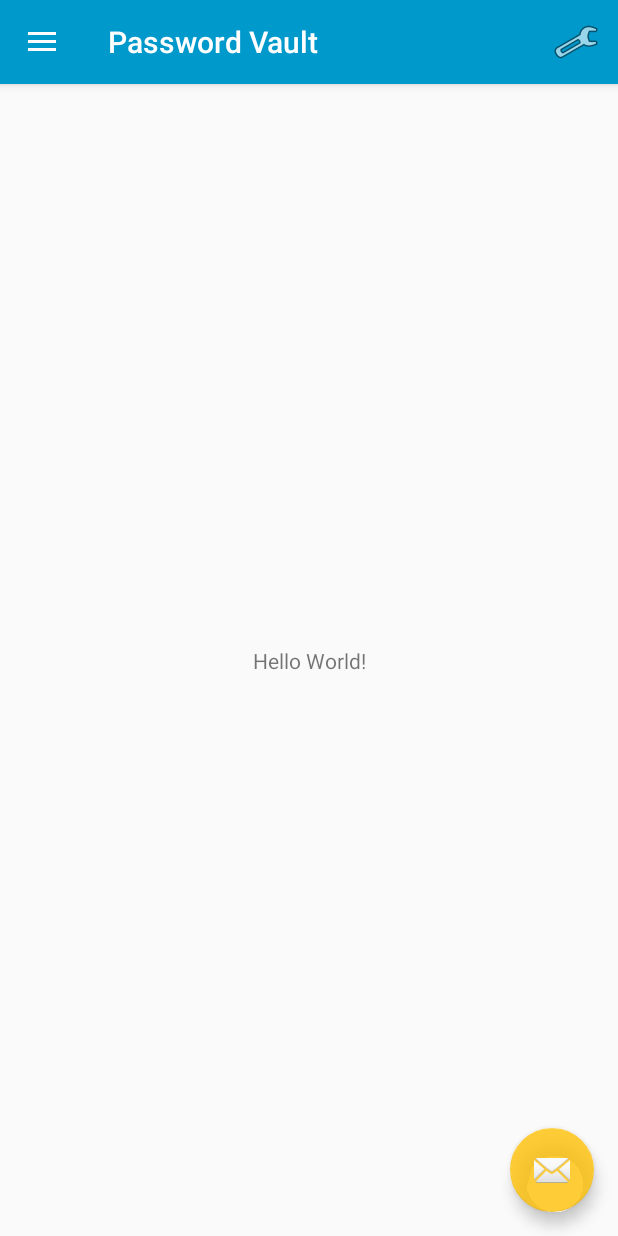
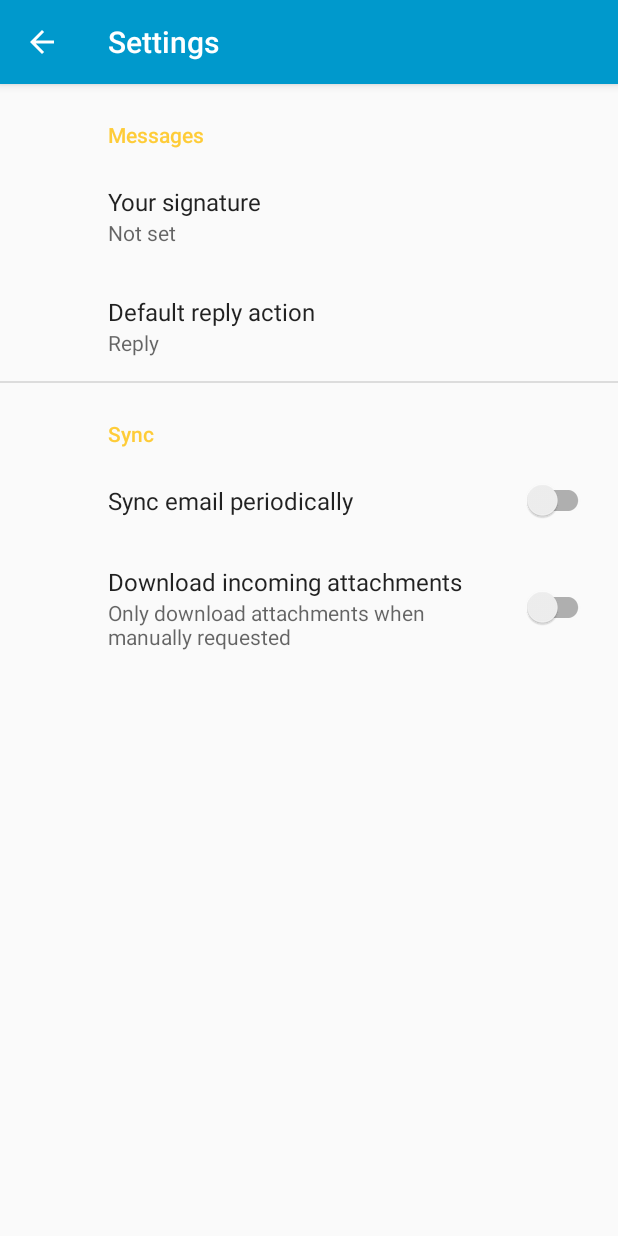
Before and after one commit to Bonlin0/PasswordShield, an Android app: the screen it shows after launch (MainActivity before the commit, SettingsActivity after it), in the side drawer, after a tap on "Settings", on a phone screen of 412 x 824 dp. Run offline under Robolectric (Android 15) with nearby library versions, the phone set to English and light mode, and no system bars; our stand-ins replace androidx.preference.

Commit message:
DrawerNav V1 Completed
抽屉功能完全实现，基本活动关系实现。还需要完成登录活动以及第一次进入时的引导。

```diff
--- a/PasswordShield_demo0/app/build.gradle
+++ b/PasswordShield_demo0/app/build.gradle
@@ -23,6 +23,7 @@
 
     implementation 'com.google.android.material:material:1.0.0'
     implementation 'androidx.constraintlayout:constraintlayout:1.1.3'
+    implementation 'androidx.preference:preference:1.1.0-alpha02'
     testImplementation 'junit:junit:4.12'
 
 }
--- a/PasswordShield_demo0/app/src/main/AndroidManifest.xml
+++ b/PasswordShield_demo0/app/src/main/AndroidManifest.xml
@@ -13,12 +13,16 @@
         android:supportsRtl="true"
         android:theme="@style/AppTheme">
         <activity
+            android:name=".SettingsActivity"
+            android:label="@string/title_activity_settings"
+            android:parentActivityName=".MainActivity"
+            >
+        </activity>
+        <activity
             android:name=".PasswordGeneratorActivity"
             android:label="@string/menu_password_generator"
             android:parentActivityName=".MainActivity"
-            android:theme="@style/AppTheme.NoActionBar">
-
-        </activity>
+            ></activity>
         <activity
             android:name=".MainActivity"
             android:label="@string/password_vault"
--- a/PasswordShield_demo0/app/src/main/java/cn/adminzero/passwordshield_demo0/MainActivity.java
+++ b/PasswordShield_demo0/app/src/main/java/cn/adminzero/passwordshield_demo0/MainActivity.java
@@ -90,8 +90,13 @@
             startActivity(passwordGeneratorIntent);
 
         } else if (id == R.id.nav_menu_settings) {
+            Intent settingsIntent = new Intent
+                    (this, SettingsActivity.class);
+            startActivity(settingsIntent);
+        } else if (id == R.id.nav_log_out) {
+            finish();
+        }
 
-        }
 
         DrawerLayout drawer = findViewById(R.id.drawer_layout_main);
         drawer.closeDrawer(GravityCompat.START);
--- /dev/null
+++ b/PasswordShield_demo0/app/src/main/java/cn/adminzero/passwordshield_demo0/SettingsActivity.java
@@ -0,0 +1,35 @@
+package cn.adminzero.passwordshield_demo0;
+
+import android.os.Bundle;
+
+import androidx.appcompat.app.ActionBar;
+import androidx.appcompat.app.AppCompatActivity;
+import androidx.appcompat.widget.Toolbar;
+import androidx.preference.PreferenceFragmentCompat;
+
+public class SettingsActivity extends AppCompatActivity {
+
+    @Override
+    protected void onCreate(Bundle savedInstanceState) {
+        super.onCreate(savedInstanceState);
+        setContentView(R.layout.settings_activity);
+        getSupportFragmentManager()
+                .beginTransaction()
+                .replace(R.id.settings, new SettingsFragment())
+                .commit();
+
+        Toolbar toolbar = findViewById(R.id.toolbar_settings);
+        setSupportActionBar(toolbar);
+        ActionBar actionBar = getSupportActionBar();
+        if (actionBar != null) {
+            actionBar.setDisplayHomeAsUpEnabled(true);
+        }
+    }
+
+    public static class SettingsFragment extends PreferenceFragmentCompat {
+        @Override
+        public void onCreatePreferences(Bundle savedInstanceState, String rootKey) {
+            setPreferencesFromResource(R.xml.root_preferences, rootKey);
+        }
+    }
+}
--- /dev/null
+++ b/PasswordShield_demo0/app/src/main/res/layout/settings_activity.xml
@@ -0,0 +1,24 @@
+<LinearLayout xmlns:android="http://schemas.android.com/apk/res/android"
+    android:layout_width="match_parent"
+    android:layout_height="match_parent"
+    android:orientation="vertical">
+
+    <com.google.android.material.appbar.AppBarLayout
+        android:id="@+id/app_bar_layout_main"
+        android:layout_width="match_parent"
+        android:layout_height="wrap_content"
+        android:theme="@style/AppTheme.AppBarOverlay">
+
+        <androidx.appcompat.widget.Toolbar
+            android:id="@+id/toolbar_settings"
+            android:layout_width="match_parent"
+            android:layout_height="?attr/actionBarSize"
+            android:background="?attr/colorPrimary" />
+
+    </com.google.android.material.appbar.AppBarLayout>
+
+    <FrameLayout
+        android:id="@+id/settings"
+        android:layout_width="match_parent"
+        android:layout_height="match_parent" />
+</LinearLayout>
--- /dev/null
+++ b/PasswordShield_demo0/app/src/main/res/values/arrays.xml
@@ -0,0 +1,12 @@
+<resources>
+    <!-- Reply Preference -->
+    <string-array name="reply_entries">
+        <item>Reply</item>
+        <item>Reply to all</item>
+    </string-array>
+
+    <string-array name="reply_values">
+        <item>reply</item>
+        <item>reply_all</item>
+    </string-array>
+</resources>
--- a/PasswordShield_demo0/app/src/main/res/values/strings.xml
+++ b/PasswordShield_demo0/app/src/main/res/values/strings.xml
@@ -26,6 +26,22 @@
     <string name="password_az">a-z</string>
     <string name="password_numbers">0-9</string>
     <string name="passwprd_punctuation">!@#$%^&amp;*</string>
+    <string name="title_activity_settings">Settings</string>
+
+    <!-- Preference Titles -->
+    <string name="messages_header">Messages</string>
+    <string name="sync_header">Sync</string>
+
+    <!-- Messages Preferences -->
+    <string name="signature_title">Your signature</string>
+    <string name="reply_title">Default reply action</string>
+
+    <!-- Sync Preferences -->
+    <string name="sync_title">Sync email periodically</string>
+    <string name="attachment_title">Download incoming attachments</string>
+    <string name="attachment_summary_on">Automatically download attachments for incoming emails
+    </string>
+    <string name="attachment_summary_off">Only download attachments when manually requested</string>
 
 
 </resources>
--- /dev/null
+++ b/PasswordShield_demo0/app/src/main/res/xml/root_preferences.xml
@@ -0,0 +1,51 @@
+<!--
+  ~ Copyright 2018 The app Open Source Project
+  ~
+  ~ Licensed under the Apache License, Version 2.0 (the "License");
+  ~ you may not use this file except in compliance with the License.
+  ~ You may obtain a copy of the License at
+  ~
+  ~      http://www.apache.org/licenses/LICENSE-2.0
+  ~
+  ~ Unless required by applicable law or agreed to in writing, software
+  ~ distributed under the License is distributed on an "AS IS" BASIS,
+  ~ WITHOUT WARRANTIES OR CONDITIONS OF ANY KIND, either express or implied.
+  ~ See the License for the specific language governing permissions and
+  ~ limitations under the License.
+  -->
+
+<androidx.preference.PreferenceScreen xmlns:app="http://schemas.android.com/apk/res-auto">
+
+    <PreferenceCategory app:title="@string/messages_header">
+
+        <EditTextPreference
+            app:key="signature"
+            app:title="@string/signature_title"
+            app:useSimpleSummaryProvider="true" />
+
+        <ListPreference
+            app:defaultValue="reply"
+            app:entries="@array/reply_entries"
+            app:entryValues="@array/reply_values"
+            app:key="reply"
+            app:title="@string/reply_title"
+            app:useSimpleSummaryProvider="true" />
+
+    </PreferenceCategory>
+
+    <PreferenceCategory app:title="@string/sync_header">
+
+        <SwitchPreferenceCompat
+            app:key="sync"
+            app:title="@string/sync_title" />
+
+        <SwitchPreferenceCompat
+            app:dependency="sync"
+            app:key="attachment"
+            app:summaryOff="@string/attachment_summary_off"
+            app:summaryOn="@string/attachment_summary_on"
+            app:title="@string/attachment_title" />
+
+    </PreferenceCategory>
+
+</androidx.preference.PreferenceScreen>
```
